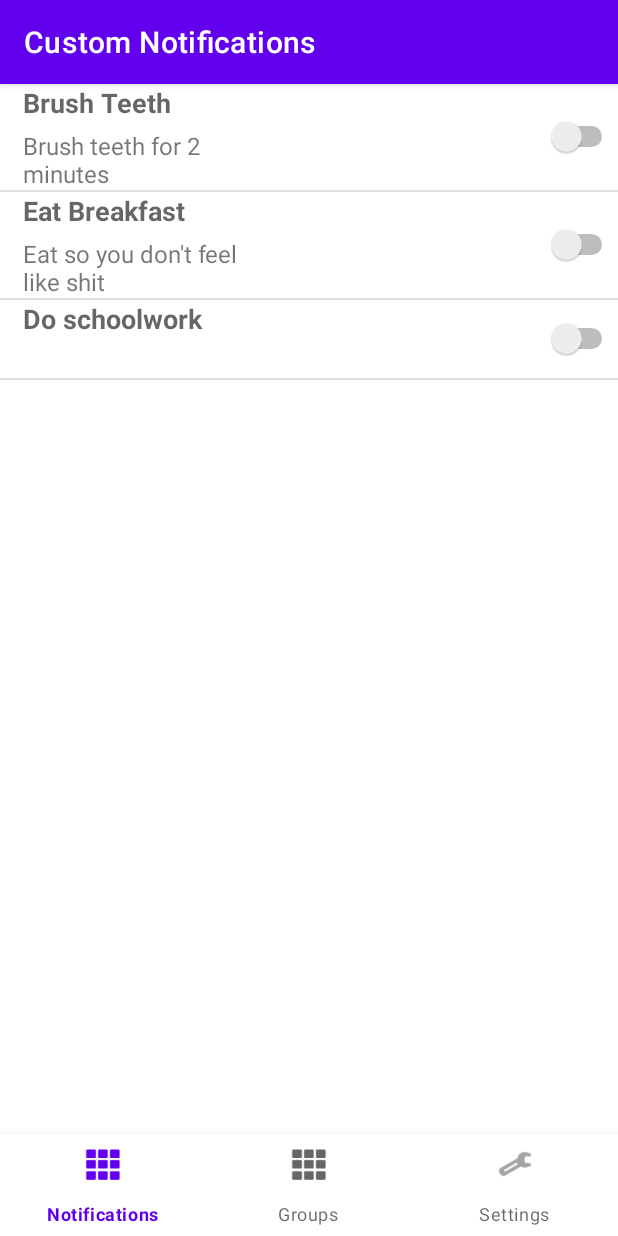
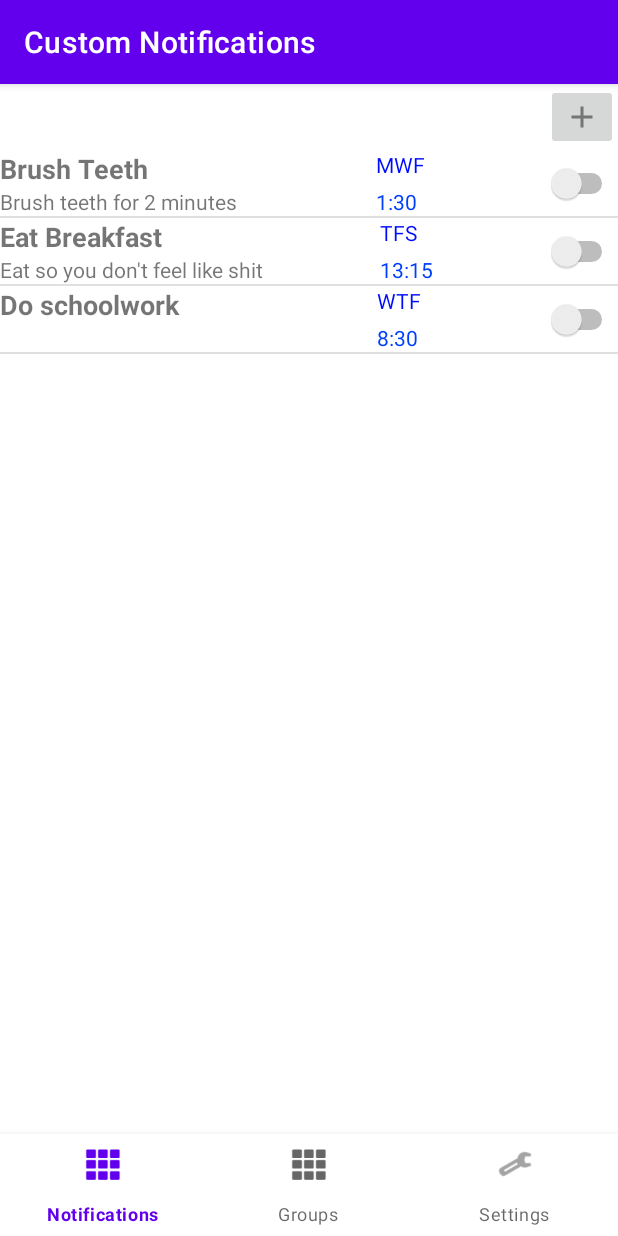
Before and after one commit to Razorwind1/CustomNotificationsApp, an Android app: the screen it shows after launch (MainActivity), on a phone screen of 412 x 824 dp. Run offline under Robolectric (Android 15) with nearby library versions, the phone set to English and light mode, and no system bars; our stand-ins replace navigation-ui.

Commit message:
notifications ui with dates times add button

```diff
--- a/app/src/main/java/edu/uc/hickmadc/customnotifications/MainActivity.kt
+++ b/app/src/main/java/edu/uc/hickmadc/customnotifications/MainActivity.kt
@@ -11,20 +11,23 @@ import edu.uc.hickmadc.customnotifications.ui.main.MyListAdapter
 
 class MainActivity : AppCompatActivity() {
 
+
+
     //temp data
-    private val language = arrayOf<String>("Brush Teeth","Eat Breakfast","Do schoolwork")
-    private val description = arrayOf<String>(
+    val language = arrayOf<String>("Brush Teeth","Eat Breakfast","Do schoolwork")
+    val description = arrayOf<String>(
         "Brush teeth for 2 minutes",
         "Eat so you don't feel like shit",
         "")
-
+    val days= arrayOf<String>("MWF","TFS","WTF")
+    val times= arrayOf<String>("1:30","13:15","8:30")
     override fun onCreate(savedInstanceState: Bundle?) {
         super.onCreate(savedInstanceState)
         setContentView(R.layout.activity_main)
 
 
         val lView= findViewById<ListView>(R.id.listView)
-        val myListAdapter = MyListAdapter(this,language,description)
+        val myListAdapter = MyListAdapter(this,language,description,days, times)
         lView.adapter = myListAdapter
         if (savedInstanceState == null) {
             setupBottomNavigationBar()
--- a/app/src/main/java/edu/uc/hickmadc/customnotifications/ui/main/MyListAdapter.kt
+++ b/app/src/main/java/edu/uc/hickmadc/customnotifications/ui/main/MyListAdapter.kt
@@ -5,7 +5,7 @@ import android.view.ViewGroup
 import android.widget.*
 import edu.uc.hickmadc.customnotifications.R
 
-class MyListAdapter(private val context: Activity, private val title: Array<String>, private val description: Array<String>)
+class MyListAdapter(private val context: Activity, private val title: Array<String>, private val description: Array<String>,private val days: Array<String>,private val times: Array<String>)
     : ArrayAdapter<String>(context, R.layout.custom_list, title) {
 
     override fun getView(position: Int, view: View?, parent: ViewGroup): View {
@@ -14,12 +14,21 @@ class MyListAdapter(private val context: Activity, private val title: Array<Stri
 
         val titleText = rowView.findViewById(R.id.title) as TextView
 
-        val subtitleText = rowView.findViewById(R.id.description) as TextView
+        val subtitleText = rowView.findViewById(R.id.Description) as TextView
+
+        val daysText= rowView.findViewById(R.id.days) as TextView
+
+        val timesText= rowView.findViewById<TextView>(R.id.Time)
+
+
 
         titleText.text = title[position]
 
         subtitleText.text = description[position]
 
+        daysText.text= days[position]
+
+        timesText.text= times[position]
         return rowView
     }
 }
--- /dev/null
+++ b/app/src/main/res/drawable-anydpi/add.xml
@@ -0,0 +1,11 @@
+<vector xmlns:android="http://schemas.android.com/apk/res/android"
+    android:width="24dp"
+    android:height="24dp"
+    android:viewportWidth="24"
+    android:viewportHeight="24"
+    android:tint="#333333"
+    android:alpha="0.6">
+  <path
+      android:fillColor="@android:color/white"
+      android:pathData="M19,13h-6v6h-2v-6H5v-2h6V5h2v6h6v2z"/>
+</vector>
--- a/app/src/main/res/layout/custom_list.xml
+++ b/app/src/main/res/layout/custom_list.xml
@@ -3,51 +3,72 @@
     xmlns:app="http://schemas.android.com/apk/res-auto"
     android:layout_width="match_parent"
     android:layout_height="match_parent"
+    xmlns:tools="http://schemas.android.com/tools"
     android:orientation="horizontal"
-    android:descendantFocusability="blocksDescendants">
+    android:descendantFocusability="blocksDescendants"
+    >
 
-    <LinearLayout
-        android:orientation="horizontal"
-        android:layout_width="wrap_content"
+    <GridLayout
+        android:id="@+id/grid"
+        android:layout_width="match_parent"
         android:layout_height="wrap_content"
-        android:gravity="center"
-        android:layout_weight="1">
+        android:columnCount="5"
+        android:rowCount="2">
+
+        <TextView
+            android:id="@+id/title"
+            android:layout_width="200sp"
+            android:layout_height="wrap_content"
+            android:layout_rowWeight="1"
+            android:layout_columnSpan="2"
+            android:layout_columnWeight="1"
+            android:text="Title"
+            android:textSize="18sp"
+            android:textStyle="bold" />
+
+        <TextView
+            android:id="@+id/days"
+            android:layout_width="wrap_content"
+            android:layout_height="wrap_content"
+            android:layout_rowWeight="1"
+            android:layout_columnSpan="2"
+            android:layout_columnWeight="1"
+            android:paddingLeft="10sp"
+            android:text="Days"
+            android:textAlignment="viewStart"
+            android:textColor="#000CFF" />
+
+        <Switch
+            android:id="@+id/switch1"
+            android:layout_width="wrap_content"
+            android:layout_height="wrap_content"
+            android:layout_rowSpan="2"
+            android:layout_rowWeight="1"
+            android:layout_columnWeight="1" />
+
+        <TextView
+            android:id="@+id/Description"
+            android:layout_width="200sp"
+            android:layout_height="wrap_content"
+            android:layout_rowWeight="1"
+            android:layout_columnSpan="2"
+            android:layout_columnWeight="1"
+            android:text="Description" />
+
+        <TextView
+            android:id="@+id/Time"
+            android:layout_width="wrap_content"
+            android:layout_height="wrap_content"
+            android:layout_rowSpan="1"
+            android:layout_rowWeight="2"
+            android:layout_columnSpan="1"
+            android:paddingLeft="10sp"
+            android:text="Time"
+            android:textAlignment="viewStart"
+            android:textColor="#0040FD"
+            tools:layout_columnWeight="1" />
 
 
-        <LinearLayout
-            android:layout_width="0dp"
-            android:layout_height="wrap_content"
-            android:layout_weight="1"
-            android:orientation="vertical">
-
-            <TextView
-                android:id="@+id/title"
-                android:layout_width="match_parent"
-                android:layout_height="wrap_content"
-                android:text="title"
-                android:textStyle="bold"
-                android:layout_marginLeft="15dp"
-                android:layout_marginStart="15dp"
-                android:textAppearance="@style/Base.TextAppearance.AppCompat.Medium" />
-
-            <TextView
-                android:id="@+id/description"
-                android:layout_width="match_parent"
-                android:layout_height="wrap_content"
-                android:text="description"
-                android:layout_marginLeft="15dp"
-                android:layout_marginStart="15dp"
-                android:layout_marginTop="5dp"
-                android:textSize="16sp"/>
-
-        </LinearLayout>
-
-        <Switch
-            android:layout_width="wrap_content"
-            android:layout_height="wrap_content"
-            android:layout_weight="1"
-            android:layout_marginRight="0dp" />
-
-    </LinearLayout>
+    </GridLayout>
 
 </LinearLayout>
--- a/app/src/main/res/layout/fragment_main.xml
+++ b/app/src/main/res/layout/fragment_main.xml
@@ -7,11 +7,20 @@
     android:layout_height="match_parent"
     tools:context=".ui.main.MainFragment"
     >
+    <ImageButton
+        android:id="@+id/imageButton"
+        android:layout_width="wrap_content"
+        android:layout_height="wrap_content"
+        android:src="@drawable/add"
+        app:layout_constraintEnd_toEndOf="parent"
+        app:layout_constraintTop_toTopOf="parent" />
 
     <ListView
+        android:id="@+id/listView"
         android:layout_width="match_parent"
         android:layout_height="match_parent"
+        android:layout_marginTop="44dp"
+        app:layout_constraintBottom_toBottomOf="parent"
         app:layout_constraintStart_toStartOf="parent"
-        app:layout_constraintTop_toTopOf="parent"
-        android:id="@+id/listView"/>
+        app:layout_constraintTop_toBottomOf="@+id/imageButton" />
 </androidx.constraintlayout.widget.ConstraintLayout>
```
Also changed, not shown: app/src/main/res/drawable-hdpi/add.png (added), app/src/main/res/drawable-mdpi/add.png (added), app/src/main/res/drawable-xhdpi/add.png (added), app/src/main/res/drawable-xxhdpi/add.png (added).
